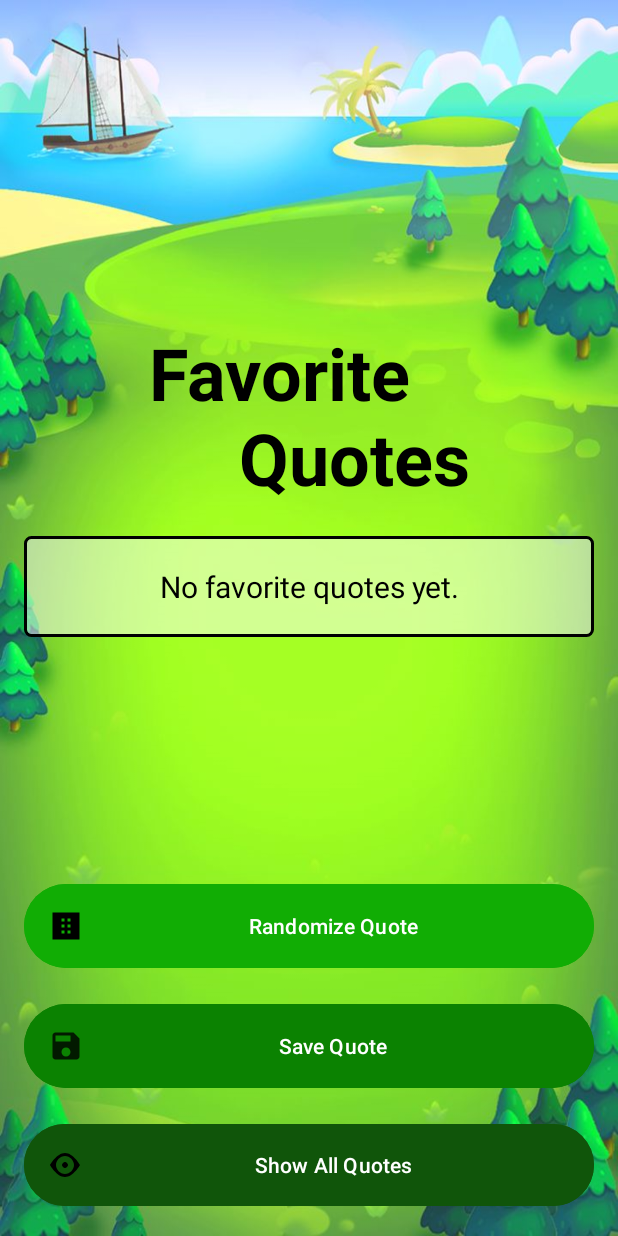
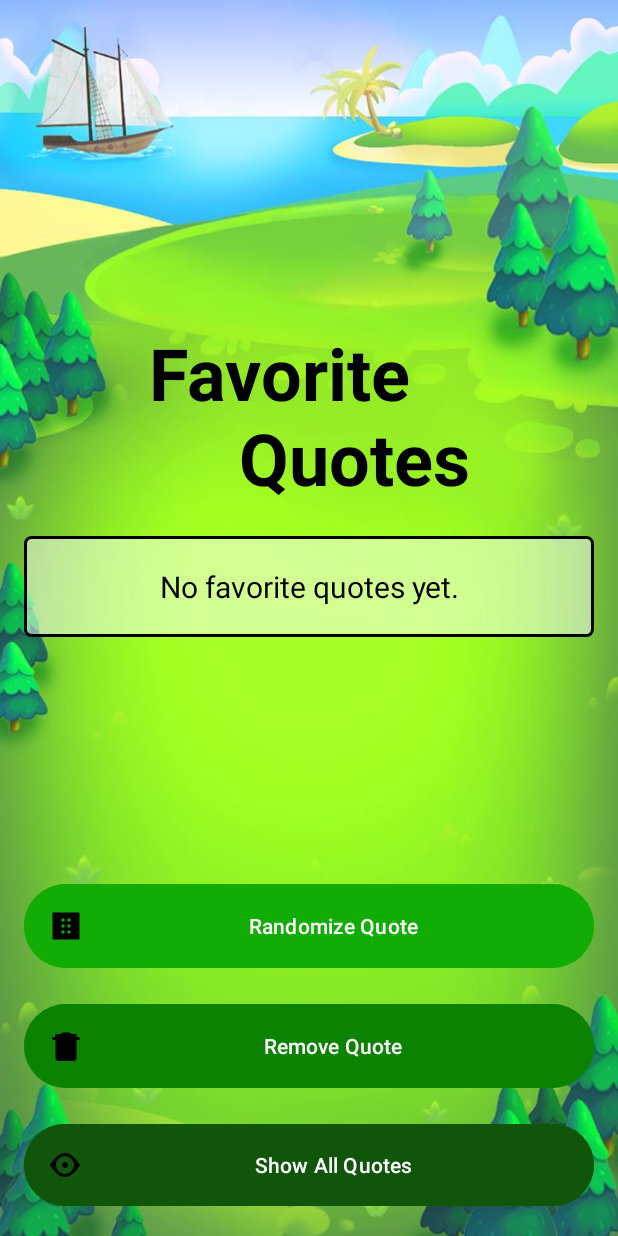
Before and after one commit to MoonSlay/NavigationDrawerLesson, an Android app: the fragment FaveQuotesFragment shown on its own in the app's theme, on a phone screen of 412 x 824 dp. Run offline under Robolectric (Android 15) with nearby library versions, the phone set to English and light mode, and no system bars.

Commit message:
change remove button text and icon on fragment_fave_quotes.xml

```diff
--- a/app/src/main/res/layout/fragment_fave_quotes.xml
+++ b/app/src/main/res/layout/fragment_fave_quotes.xml
@@ -63,9 +63,9 @@
             android:layout_marginTop="16dp"
             android:padding="16dp"
             android:backgroundTint="#0b8201"
-            android:text="Save Quote"
+            android:text="Remove Quote"
             android:textColor="@android:color/white"
-            android:drawableLeft="@drawable/ic_save" />
+            android:drawableLeft="@drawable/ic_remove" />
 
         <Button
             android:id="@+id/btn_show_fave_quotes"
```
